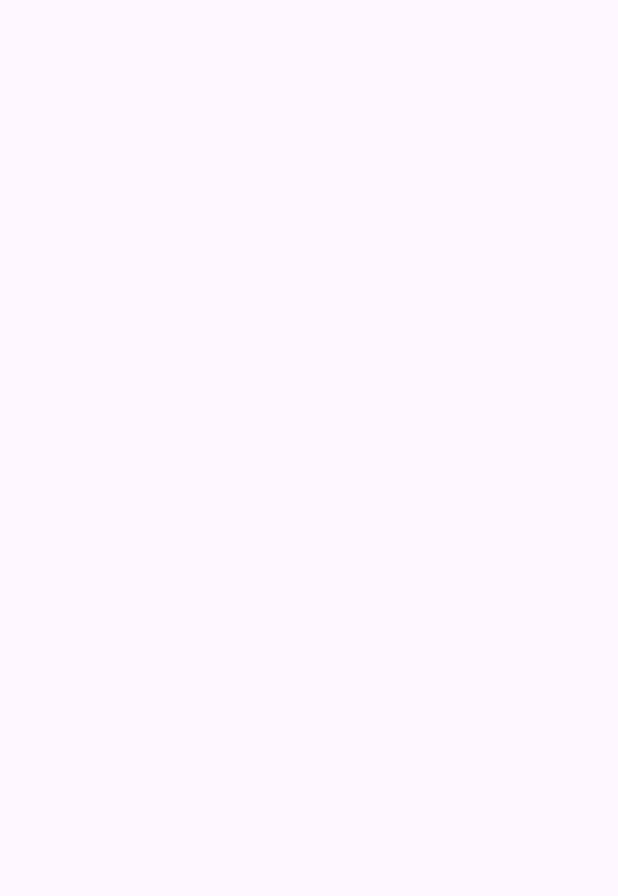
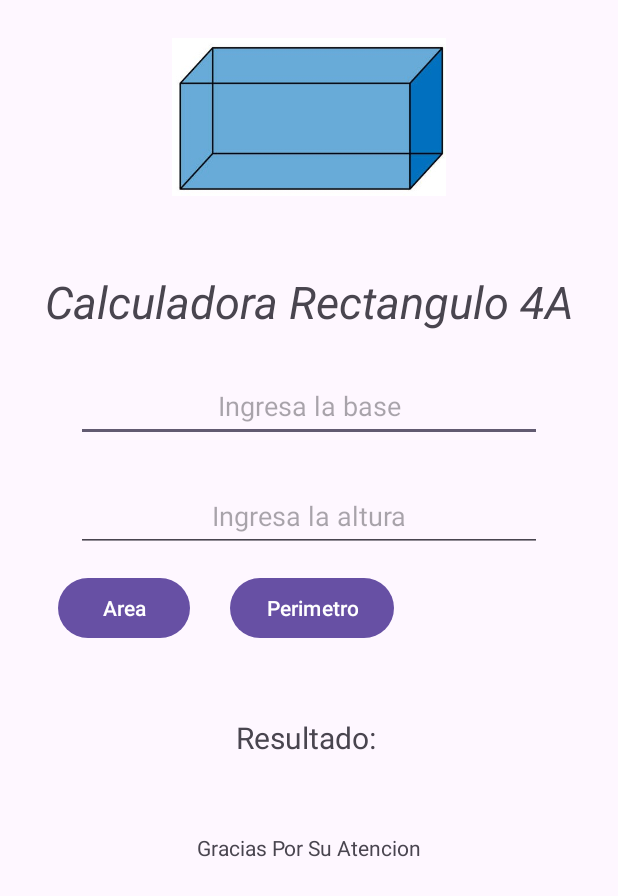
Before and after one commit to MariaGuadalupe0831/Triangulo4A, an Android app: the MainActivityRectangulo screen opened directly, with no data from a screen before it, on a phone screen of 412 x 824 dp. Before the commit the part shown is empty. Shown: the top 896 px of the screen. Run offline under Robolectric (Android 15) with nearby library versions, the phone set to English and light mode, and no system bars.

Commit message:
Interfaz de Rectangulo

```diff
--- a/app/src/main/AndroidManifest.xml
+++ b/app/src/main/AndroidManifest.xml
@@ -12,7 +12,7 @@
         android:supportsRtl="true"
         android:theme="@style/Theme.Triangulo4A">
         <activity
-            android:name=".MainActivity2"
+            android:name=".View.MainActivityRectangulo"
             android:exported="false" />
         <activity
             android:name=".View.MainActivity"
--- a/app/src/main/java/com/example/triangulo4a/View/Cls_RectanguloView.kt
+++ /dev/null
@@ -1,41 +0,0 @@
-package com.example.triangulo4a.View
-import com.example.triangulo4a.Contract.RectanguloContract
-class Cls_RectanguloView:RectanguloContract.RectanguloView{
-    private lateinit var presenter : RectanguloContract.RectanguloPresenter
-
-    fun setPresenter(presentador: RectanguloContract.RectanguloPresenter){
-        presenter=presentador
-    }
-
-    fun inicio(){
-        println("--- Calculadora de Rectangulo ---")
-        println("Captura el largo del rectangulo")
-        val l1 =readln().toFloat()
-        println("Captura el ancho del rectangulo")
-        val l2 =readln().toFloat()
-
-
-        println("--- Menu de opciones...")
-        println("[1]    Calcular el Area...")
-        println("[2]    Calcular el Perimetro...")
-        println("Elije una opcion...")
-        val op=readln().toString()
-
-        when(op){
-            "1"->presenter.calcularArea(l1,l2)
-            "2"->presenter.calcularPerimetro(l1,l2)
-        }
-    }
-
-    override fun ShowArea(Area: Float) {
-        println("El area del rectangulo es : ${Area} m2");
-    }
-
-    override fun ShowPerimetro(Perimetro: Float) {
-        println("El perimetro del rectangulo es : ${Perimetro}");
-    }
-
-    override fun ShowError(mensaje: String) {
-        println(mensaje);
-    }
-}
--- a/app/src/main/java/com/example/triangulo4a/View/MainActivity.kt
+++ b/app/src/main/java/com/example/triangulo4a/View/MainActivity.kt
@@ -11,7 +11,6 @@ import androidx.core.view.WindowInsetsCompat
 import com.example.triangulo4a.Contract.TrianguloContract
 import com.example.triangulo4a.Presenter.Cls_TrianguloPresenter
 import com.example.triangulo4a.R
-import kotlin.math.sqrt
 
 class MainActivity : AppCompatActivity(), TrianguloContract.TrianguloVista {
     private lateinit var txvResultado: TextView
--- a/app/src/main/java/com/example/triangulo4a/MainActivity2.kt
+++ b/app/src/main/java/com/example/triangulo4a/View/MainActivityRectangulo.kt
@@ -1,16 +1,17 @@
-package com.example.triangulo4a
+package com.example.triangulo4a.View
 
 import android.os.Bundle
 import androidx.activity.enableEdgeToEdge
 import androidx.appcompat.app.AppCompatActivity
 import androidx.core.view.ViewCompat
 import androidx.core.view.WindowInsetsCompat
+import com.example.triangulo4a.R
 
-class MainActivity2 : AppCompatActivity() {
+class MainActivityRectangulo : AppCompatActivity() {
     override fun onCreate(savedInstanceState: Bundle?) {
         super.onCreate(savedInstanceState)
         enableEdgeToEdge()
-        setContentView(R.layout.activity_main2)
+        setContentView(R.layout.activity_main_rectangulo)
         ViewCompat.setOnApplyWindowInsetsListener(findViewById(R.id.main)) { v, insets ->
             val systemBars = insets.getInsets(WindowInsetsCompat.Type.systemBars())
             v.setPadding(systemBars.left, systemBars.top, systemBars.right, systemBars.bottom)
--- a/app/src/main/res/layout/activity_main2.xml
+++ /dev/null
@@ -1,10 +0,0 @@
-<?xml version="1.0" encoding="utf-8"?>
-<androidx.constraintlayout.widget.ConstraintLayout xmlns:android="http://schemas.android.com/apk/res/android"
-    xmlns:app="http://schemas.android.com/apk/res-auto"
-    xmlns:tools="http://schemas.android.com/tools"
-    android:id="@+id/main"
-    android:layout_width="match_parent"
-    android:layout_height="match_parent"
-    tools:context=".MainActivity2">
-
-</androidx.constraintlayout.widget.ConstraintLayout>
--- /dev/null
+++ b/app/src/main/res/layout/activity_main_rectangulo.xml
@@ -0,0 +1,88 @@
+<?xml version="1.0" encoding="utf-8"?>
+<androidx.constraintlayout.widget.ConstraintLayout xmlns:android="http://schemas.android.com/apk/res/android"
+    xmlns:app="http://schemas.android.com/apk/res-auto"
+    xmlns:tools="http://schemas.android.com/tools"
+    android:id="@+id/main"
+    android:layout_width="match_parent"
+    android:layout_height="match_parent"
+    tools:context=".View.MainActivityRectangulo">
+
+    <LinearLayout
+        android:layout_width="match_parent"
+        android:layout_height="match_parent"
+        android:orientation="vertical"
+        android:padding="25dp"
+        tools:layout_editor_absoluteX="0dp"
+        tools:layout_editor_absoluteY="-33dp">
+
+        <ImageView
+            android:layout_width="match_parent"
+            android:layout_height="105dp"
+            app:srcCompat="@mipmap/rectangulo" />
+
+        <TextView
+            android:layout_width="match_parent"
+            android:layout_height="wrap_content"
+            android:layout_marginTop="50dp"
+            android:text="Calculadora Rectangulo 4A"
+            android:textAlignment="center"
+            android:textSize="30dp"
+            android:textStyle="italic"
+            app:layout_constraintTop_toTopOf="parent"/>
+
+        <EditText
+            android:id="@+id/edtBase"
+            android:layout_width="match_parent"
+            android:layout_height="48dp"
+            android:layout_marginTop="25dp"
+            android:layout_marginHorizontal="25dp"
+            android:hint="Ingresa la base"
+            android:textAlignment="center"/>
+
+        <EditText
+            android:id="@+id/edtAltura"
+            android:layout_width="match_parent"
+            android:layout_height="48dp"
+            android:layout_marginHorizontal="25dp"
+            android:layout_marginTop="25dp"
+            android:hint="Ingresa la altura"
+            android:textAlignment="center"/>
+
+        <LinearLayout
+            android:layout_width="match_parent"
+            android:layout_height="wrap_content"
+            android:orientation="horizontal">
+
+            <Button
+                android:id="@+id/btnArea"
+                android:layout_width="wrap_content"
+                android:layout_height="wrap_content"
+                android:layout_margin="13dp"
+                android:text="Area" />
+
+            <Button
+                android:id="@+id/btnPerimetro"
+                android:layout_width="wrap_content"
+                android:layout_height="wrap_content"
+                android:layout_margin="13dp"
+                android:text="Perimetro" />
+        </LinearLayout>
+
+        <TextView
+            android:id="@+id/txtRes"
+            android:layout_width="match_parent"
+            android:layout_height="wrap_content"
+            android:layout_marginTop="35dp"
+            android:text="Resultado: "
+            android:textAlignment="center"
+            android:textSize="20dp"/>
+
+        <TextView
+            android:id="@+id/textView3"
+            android:layout_width="match_parent"
+            android:layout_height="wrap_content"
+            android:layout_marginTop="50dp"
+            android:text="Gracias Por Su Atencion"
+            android:textAlignment="center"/>
+    </LinearLayout>
+</androidx.constraintlayout.widget.ConstraintLayout>
```
Also changed, not shown: app/src/main/res/mipmap-hdpi/rectangulo.jpg (added).
